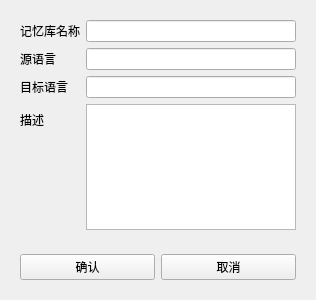
Qt form src/temp_tm_manage翻译记忆库/Create_TM_show.ui (vegetablebasket/CAT-Desktop-Tool) before a commit.
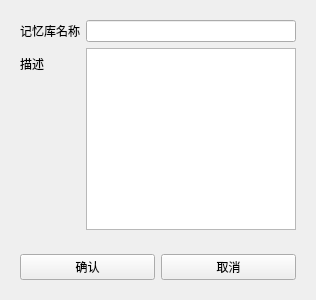
The same form after that commit.

What changed in the file:
```diff
--- a/src/temp_tm_manage翻译记忆库/Create_TM_show.ui
+++ b/src/temp_tm_manage翻译记忆库/Create_TM_show.ui
@@ -28,33 +28,13 @@
        <widget class="QLineEdit" name="lineEdit_TM_name"/>
       </item>
       <item row="1" column="0">
-       <widget class="QLabel" name="TM_sourcelanguage">
-        <property name="text">
-         <string>源语言</string>
-        </property>
-       </widget>
-      </item>
-      <item row="1" column="1">
-       <widget class="QLineEdit" name="lineEdit_TM_source_language"/>
-      </item>
-      <item row="2" column="0">
-       <widget class="QLabel" name="TM_targetlanguage">
-        <property name="text">
-         <string>目标语言</string>
-        </property>
-       </widget>
-      </item>
-      <item row="2" column="1">
-       <widget class="QLineEdit" name="lineEdit_TM_targetlanguage"/>
-      </item>
-      <item row="3" column="0">
        <widget class="QLabel" name="TM_descripte">
         <property name="text">
          <string>描述</string>
         </property>
        </widget>
       </item>
-      <item row="3" column="1">
+      <item row="1" column="1">
        <widget class="QTextEdit" name="textEdit_TM_descripte"/>
       </item>
      </layout>
```
